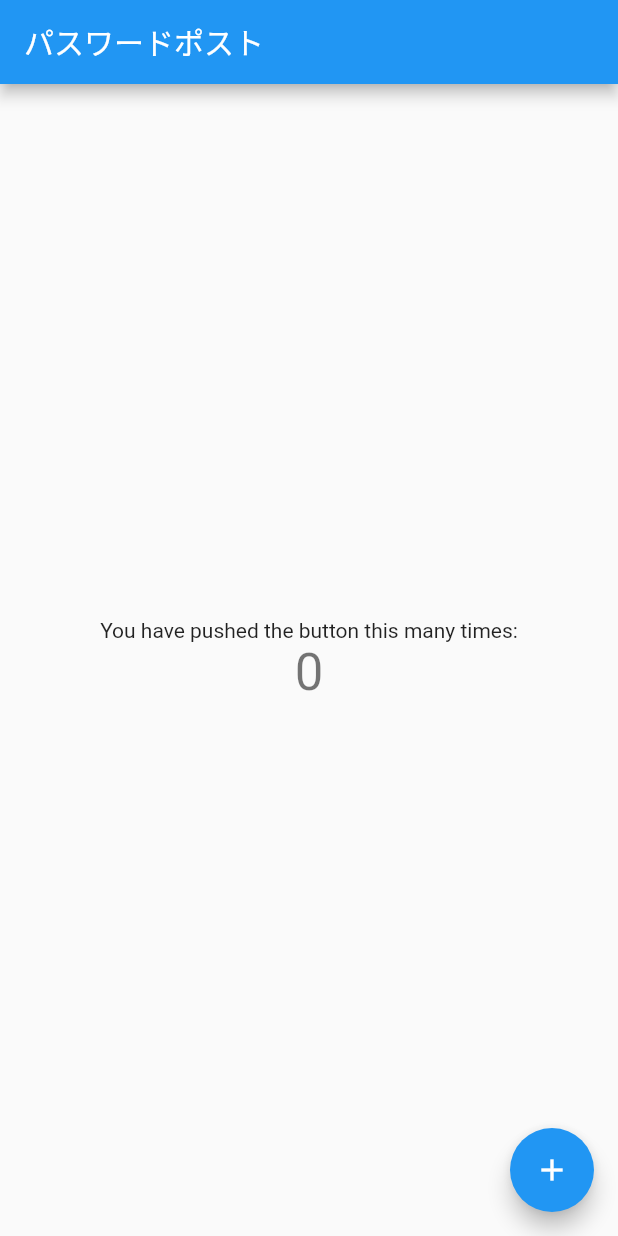
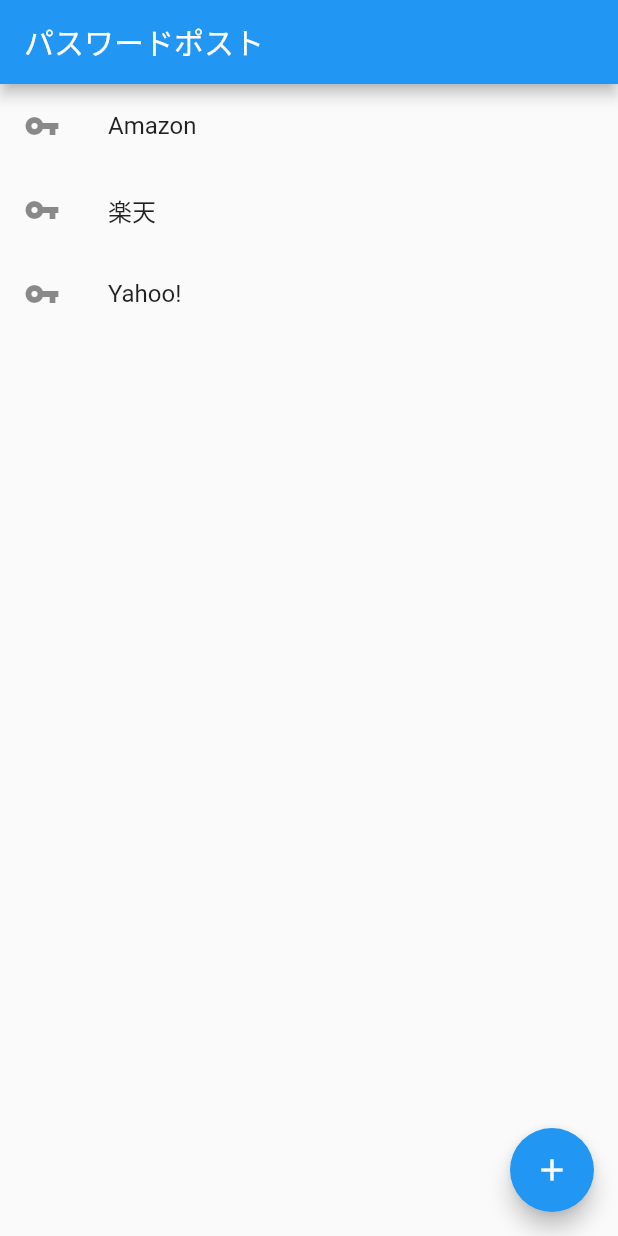
Before and after one commit to yuki1023/Flutter_passApp, a Flutter app: the screen it shows after launch, on a phone screen of 412 x 824 dp. Run offline on Flutter 3.47's test engine with Material 2 defaults, Android fonts, the phone set to English and light mode, and no system bars.

Commit message:
リストを表示

```diff
--- a/lib/main.dart
+++ b/lib/main.dart
@@ -28,11 +28,11 @@ class MyHomePage extends StatefulWidget {
 }
 
 class _MyHomePageState extends State<MyHomePage> {
-  int _counter = 0;
+
 
   void _incrementCounter() {
     setState(() {
-      _counter++;
+
     });
   }
 
@@ -46,20 +46,25 @@ class _MyHomePageState extends State<MyHomePage> {
       appBar: AppBar(
         title: Text("パスワードポスト"),
       ),
-      body: Center(
-        child: Column(
-
-          mainAxisAlignment: MainAxisAlignment.center,
-          children: <Widget>[
-            Text(
-              'You have pushed the button this many times:',
-            ),
-            Text(
-              '$_counter',
-              style: Theme.of(context).textTheme.headline4,
-            ),
-          ],
-        ),
+      body: ListView(
+        // ListView=テーブルビューみたいな
+        children: [
+          ListTile(
+            // セルみたいな
+            leading: Icon(Icons.vpn_key),
+            title: Text("Amazon"),
+          ),
+          ListTile(
+            // セルみたいな
+            leading: Icon(Icons.vpn_key),
+            title: Text("楽天"),
+          ),
+          ListTile(
+            // セルみたいな
+            leading: Icon(Icons.vpn_key),
+            title: Text("Yahoo!"),
+          ),
+        ],
       ),
       floatingActionButton: FloatingActionButton(
         onPressed: _incrementCounter,
@@ -70,7 +75,6 @@ class _MyHomePageState extends State<MyHomePage> {
   }
 }
 
-// todo ホーム画面のタイトル変更
 // todo リストを表示
 // todo リスト間に区切り線を表示
 // todo リスト表示を動的に
```
